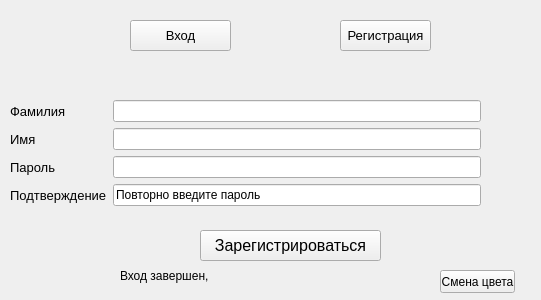
SMPakhomov/pygame_project_chess, file DATA/registration.ui: the form before one commit.
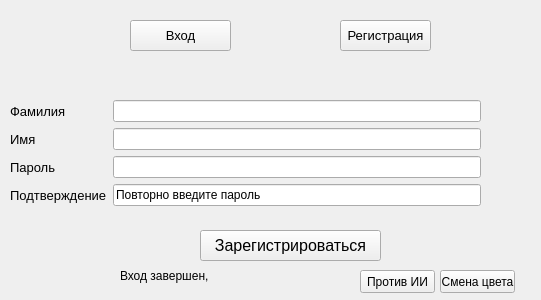
The form after the commit.

Diff of the .ui file:
```diff
--- a/DATA/registration.ui
+++ b/DATA/registration.ui
@@ -2,6 +2,9 @@
 <ui version="4.0">
  <class>Form</class>
  <widget class="QWidget" name="Form">
+  <property name="enabled">
+   <bool>true</bool>
+  </property>
   <property name="geometry">
    <rect>
     <x>0</x>
@@ -179,6 +182,19 @@
     <string>Смена цвета</string>
    </property>
   </widget>
+  <widget class="QPushButton" name="II_btn">
+   <property name="geometry">
+    <rect>
+     <x>360</x>
+     <y>270</y>
+     <width>75</width>
+     <height>23</height>
+    </rect>
+   </property>
+   <property name="text">
+    <string>Против ИИ</string>
+   </property>
+  </widget>
  </widget>
  <resources/>
  <connections/>
```
